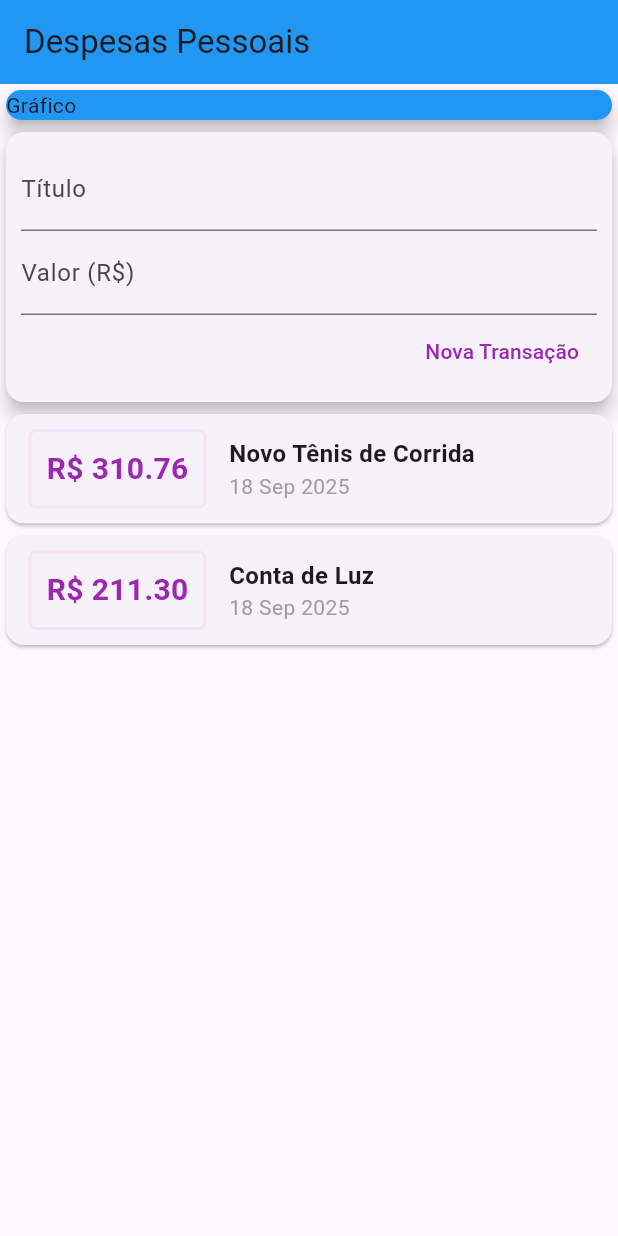
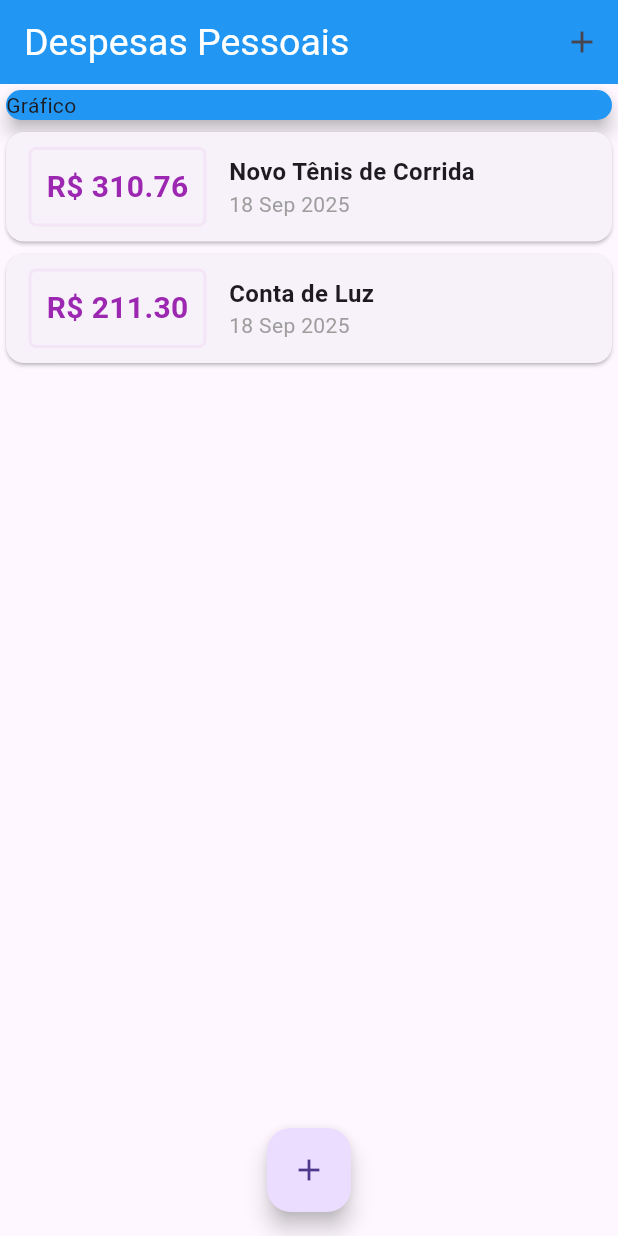
Before and after one commit to rafaelsevla/expenses, a Flutter app: the screen it shows after launch, on a phone screen of 412 x 824 dp. Run offline on Flutter 3.47's test engine with Material 3 defaults, Android fonts, the phone set to English and light mode, and no system bars.

Commit message:
add form modal to insert new transaction

```diff
--- a/lib/components/transaction_user.dart
+++ /dev/null
@@ -1,52 +0,0 @@
-import 'dart:math';
-
-import 'package:expenses/components/transaction_form.dart';
-import 'package:expenses/components/transaction_list.dart';
-import 'package:expenses/models/transaction.dart';
-import 'package:flutter/material.dart';
-
-class TransactionUser extends StatefulWidget {
-  const TransactionUser({super.key});
-
-  @override
-  State<TransactionUser> createState() => _TransactionUserState();
-}
-
-class _TransactionUserState extends State<TransactionUser> {
-    final _transactions = [
-    Transaction(
-      id: 't1',
-      title: 'Novo Tênis de Corrida',
-      value: 310.76,
-      date: DateTime.now(),
-    ),
-    Transaction(
-      id: 't2',
-      title: 'Conta de Luz',
-      value: 211.30,
-      date: DateTime.now(),
-    ),
-  ];
-
-  _addTransaction (String title, double value) {
-    final newTransaction = Transaction(
-      id: Random().nextDouble().toString(),
-      title: title,
-      value: value,
-      date: DateTime.now(),
-    );
-
-    setState(() {
-      _transactions.add(newTransaction);
-    });
-  }
-
-
-  @override
-  Widget build(BuildContext context) {
-    return Column(children: [
-      TransactionForm(_addTransaction),
-      TransactionList(_transactions),
-    ],);
-  }
-}
--- a/lib/main.dart
+++ b/lib/main.dart
@@ -1,4 +1,8 @@
-import 'package:expenses/components/transaction_user.dart';
+import 'dart:math';
+
+import 'package:expenses/components/transaction_form.dart';
+import 'package:expenses/components/transaction_list.dart';
+import 'package:expenses/models/transaction.dart';
 import 'package:flutter/material.dart';
 
 main() => runApp(ExpensesApp());
@@ -12,8 +16,52 @@ class ExpensesApp extends StatelessWidget {
   }
 }
 
-class MyHomePage extends StatelessWidget {
+class MyHomePage extends StatefulWidget {
   const MyHomePage({super.key});
+
+  @override
+  State<MyHomePage> createState() => _MyHomePageState();
+}
+
+class _MyHomePageState extends State<MyHomePage> {
+  final _transactions = [
+    Transaction(
+      id: 't1',
+      title: 'Novo Tênis de Corrida',
+      value: 310.76,
+      date: DateTime.now(),
+    ),
+    Transaction(
+      id: 't2',
+      title: 'Conta de Luz',
+      value: 211.30,
+      date: DateTime.now(),
+    ),
+  ];
+
+  _addTransaction(String title, double value) {
+    final newTransaction = Transaction(
+      id: Random().nextDouble().toString(),
+      title: title,
+      value: value,
+      date: DateTime.now(),
+    );
+
+    setState(() {
+      _transactions.insert(0, newTransaction);
+    });
+
+    Navigator.of(context).pop();
+  }
+
+  _openTransactionFormModal(BuildContext context) {
+    showModalBottomSheet(
+      context: context,
+      builder: (_) {
+        return TransactionForm(_addTransaction);
+      },
+    );
+  }
 
   @override
   Widget build(BuildContext context) {
@@ -21,6 +69,16 @@ class MyHomePage extends StatelessWidget {
       appBar: AppBar(
         title: Text('Despesas Pessoais'),
         backgroundColor: Colors.blue,
+        titleTextStyle: TextStyle(
+          color: Colors.white,
+          fontSize: 25,
+        ),
+        actions: [
+          IconButton(
+            onPressed: () => _openTransactionFormModal(context),
+            icon: Icon(Icons.add),
+          ),
+        ],
       ),
       body: SingleChildScrollView(
         child: Column(
@@ -33,10 +91,15 @@ class MyHomePage extends StatelessWidget {
                 child: Text('Gráfico'),
               ),
             ),
-            TransactionUser(),
+            TransactionList(_transactions),
           ],
         ),
       ),
+      floatingActionButton: FloatingActionButton(
+        onPressed: () => _openTransactionFormModal(context),
+        child: Icon(Icons.add),
+      ),
+      floatingActionButtonLocation: FloatingActionButtonLocation.centerFloat,
     );
   }
 }
```
Also changed, not shown: lib/components/transaction_form.dart (+24 -9 lines).
